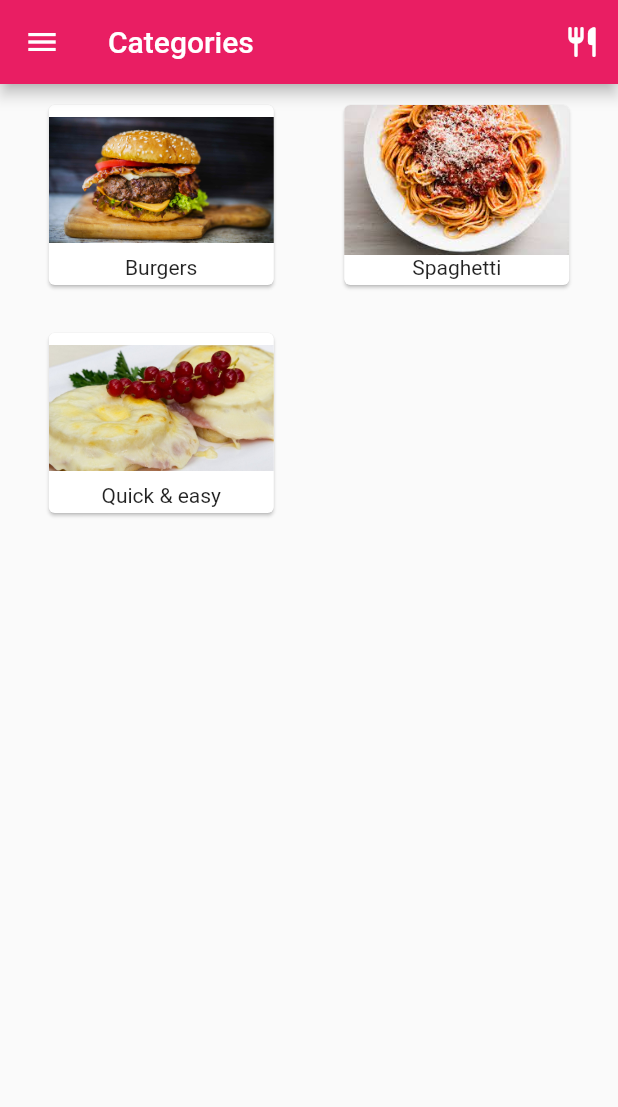
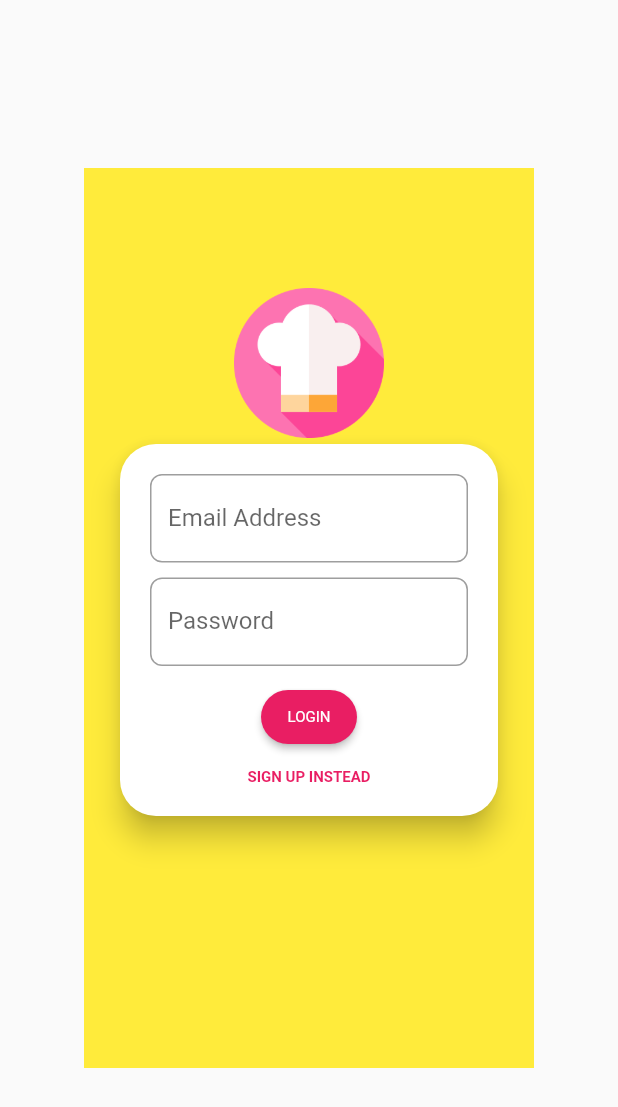
Before and after one commit to Brmjha-Trainee/meal-app, a Flutter app: the screen it shows after launch, on a phone screen of 412 x 824 dp. Shown: the top 1107 px of the screen. Run offline on Flutter 3.47's test engine with Material 2 defaults, Android fonts, the phone set to English and light mode, and no system bars.

Commit message:
added signin/signup page

```diff
--- a/lib/main.dart
+++ b/lib/main.dart
@@ -1,5 +1,6 @@
 import 'package:flutter/material.dart';
 import 'package:meal_app/screens/home_page.dart';
+import 'package:meal_app/screens/sign_in_page.dart';
 
 void main() {
   runApp(const MyApp());
@@ -16,7 +17,7 @@ class MyApp extends StatelessWidget {
       theme: ThemeData(
         primarySwatch: Colors.blue,
       ),
-      home: const HomePage(),
+      home: const SignInPage(),
     );
   }
 }
--- /dev/null
+++ b/lib/screens/sign_in_page.dart
@@ -0,0 +1,200 @@
+// ignore_for_file: prefer_const_constructors
+
+import 'package:flutter/material.dart';
+import 'package:meal_app/utils/main_drawer.dart';
+import 'package:meal_app/utils/constant.dart';
+
+class SignInPage extends StatefulWidget {
+  const SignInPage({Key? key}) : super(key: key);
+
+  @override
+  _SignInPageState createState() => _SignInPageState();
+}
+
+class _SignInPageState extends State<SignInPage> {
+  bool isExist = true;
+  final GlobalKey<FormState> _form = GlobalKey<FormState>();
+
+  @override
+  Widget build(BuildContext context) {
+    return Scaffold(
+        body: Center(
+      child: Container(
+        height: 600,
+        width: 300,
+        color: Colors.yellow,
+        padding: const EdgeInsets.symmetric(vertical: 80, horizontal: 20),
+        child: Visibility(
+          child: Column(
+            children: [
+              Image.asset(
+                'images/chef-hat.png',
+                fit: BoxFit.fitWidth,
+                height: 100,
+              ),
+              Card(
+                elevation: 8,
+                shape: RoundedRectangleBorder(
+                    borderRadius: BorderRadius.circular(24)),
+                child: Padding(
+                  padding: const EdgeInsets.all(20.0),
+                  child: Form(
+                    key: _form,
+                    child: Column(
+                      crossAxisAlignment: CrossAxisAlignment.center,
+                      children: [
+                        TextFormField(
+                          decoration: InputDecoration(
+                              labelText: "Email Address",
+                              border: OutlineInputBorder(
+                                borderRadius:
+                                    BorderRadius.all(Radius.circular(8)),
+                              )),
+                        ),
+                        SizedBox(
+                          height: 10,
+                        ),
+                        TextFormField(
+                          decoration: InputDecoration(
+                              labelText: "Password",
+                              border: OutlineInputBorder(
+                                borderRadius:
+                                    BorderRadius.all(Radius.circular(8)),
+                              )),
+                        ),
+                        SizedBox(
+                          height: 10,
+                        ),
+                        ElevatedButton(
+                            onPressed: () {
+                              //do something
+                            },
+                            style: ButtonStyle(
+                              shape: MaterialStateProperty.all<
+                                      RoundedRectangleBorder>(
+                                  RoundedRectangleBorder(
+                                borderRadius: BorderRadius.circular(18.0),
+                              )),
+                              backgroundColor:
+                                  MaterialStateProperty.all(Colors.pink),
+                            ),
+                            child: Text('LOGIN',
+                                style: TextStyle(
+                                    fontSize: 10,
+                                    fontWeight: FontWeight.normal))),
+                        SizedBox(
+                          height: 10,
+                        ),
+                        InkWell(
+                            child: Text('SIGN UP INSTEAD',
+                                style: TextStyle(
+                                    color: Colors.pink,
+                                    fontSize: 10,
+                                    fontWeight: FontWeight.bold)),
+                            onTap: () => {
+                                  isExist = false,
+                                  setState(() {}),
+                                }),
+                      ],
+                    ),
+                  ),
+                ),
+              ),
+            ],
+          ),
+          visible: isExist,
+          replacement: Column(
+            children: [
+              Image.asset(
+                'images/chef-hat.png',
+                fit: BoxFit.fitWidth,
+                height: 100,
+              ),
+              Card(
+                elevation: 8,
+                shape: RoundedRectangleBorder(
+                    borderRadius: BorderRadius.circular(24)),
+                child: Padding(
+                  padding: const EdgeInsets.all(20.0),
+                  child: Form(
+                    child: Column(
+                      crossAxisAlignment: CrossAxisAlignment.center,
+                      children: [
+                        SizedBox(
+                          height: 10,
+                        ),
+                        TextFormField(
+                          decoration: InputDecoration(
+                              labelText: "Email Address",
+                              border: OutlineInputBorder(
+                                borderRadius:
+                                    BorderRadius.all(Radius.circular(8)),
+                              )),
+                        ),
+                        SizedBox(
+                          height: 10,
+                        ),
+                        TextFormField(
+                          decoration: InputDecoration(
+                              labelText: "Password",
+                              border: OutlineInputBorder(
+                                borderRadius:
+                                    BorderRadius.all(Radius.circular(8)),
+                              )),
+                        ),
+                        SizedBox(
+                          height: 10,
+                        ),
+                        TextFormField(
+                          decoration: InputDecoration(
+                              labelText: "Confirm Password",
+                              border: OutlineInputBorder(
+                                borderRadius:
+                                    BorderRadius.all(Radius.circular(8)),
+                              )),
+                        ),
+                        SizedBox(
+                          height: 10,
+                        ),
+                        ElevatedButton(
+                            onPressed: () {
+                              //do something
+                            },
+                            style: ButtonStyle(
+                              shape: MaterialStateProperty.all<
+                                      RoundedRectangleBorder>(
+                                  RoundedRectangleBorder(
+                                borderRadius: BorderRadius.circular(18.0),
+                              )),
+                              backgroundColor:
+                                  MaterialStateProperty.all(Colors.pink),
+                            ),
+                            child: Text('SIGN UP',
+                                style: TextStyle(
+                                    fontSize: 10,
+                                    fontWeight: FontWeight.normal))),
+                        SizedBox(
+                          height: 10,
+                        ),
+                        InkWell(
+                            child: Text('LOGIN INSTEAD',
+                                style: TextStyle(
+                                    color: Colors.pink,
+                                    fontSize: 10,
+                                    fontWeight: FontWeight.bold)),
+                            onTap: () => {
+                                  isExist = true,
+                                  setState(() {}),
+                                }),
+                      ],
+                    ),
+                  ),
+                ),
+              ),
+            ],
+          ),
+        ),
+      ),
+    ));
+  }
+}
--- a/pubspec.yaml
+++ b/pubspec.yaml
@@ -61,6 +61,7 @@ flutter:
     - images/burger.jpg
     - images/spaghetti.jpeg
     - images/toast.jpg
+    - images/chef-hat.png
 
   # An image asset can refer to one or more resolution-specific "variants", see
   # https://flutter.dev/assets-and-images/#resolution-aware.
```
Also changed, not shown: images/chef-hat.png (added), 13 other files.
